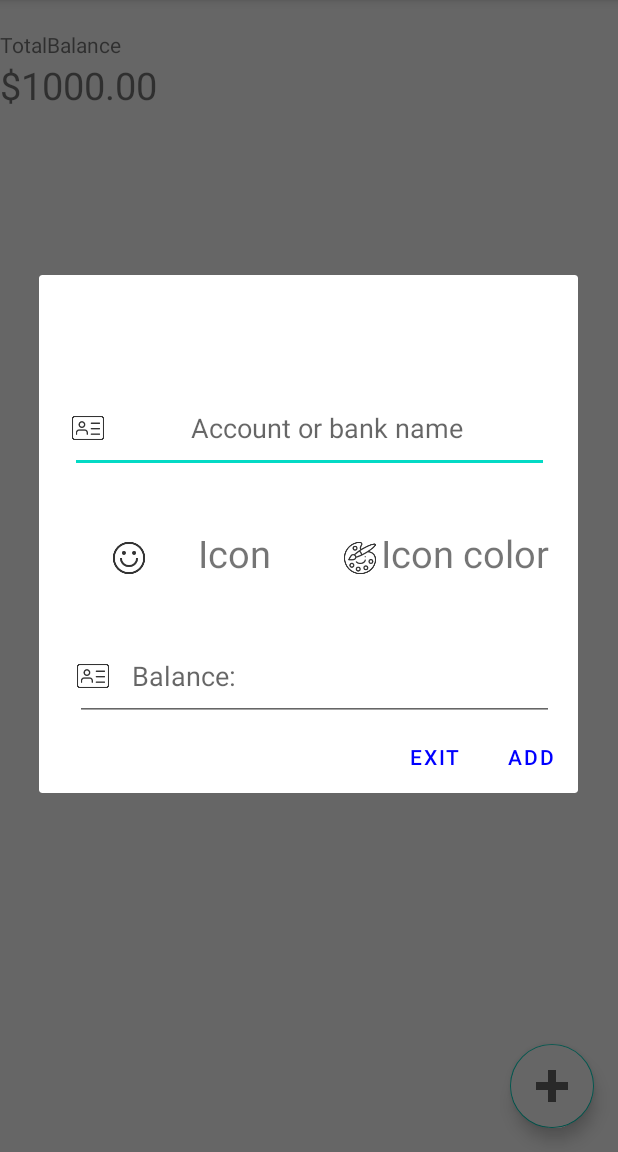
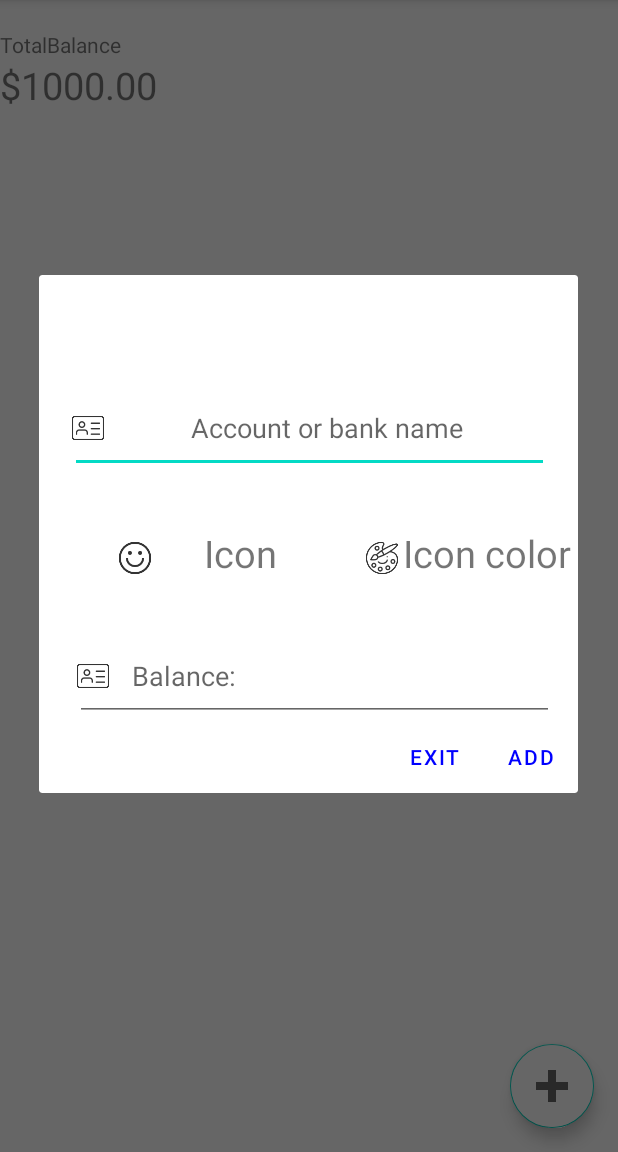
Before and after one commit to DenisSurina/SmartExpenses, an Android app: the AccountManagementActivity screen opened directly, with no data from a screen before it, after a tap on "Floating action button that opens severa", on a phone screen of 412 x 824 dp, the part 84-1236 px from its top. Run offline under Robolectric (Android 15) with nearby library versions, the phone set to English and light mode, and no system bars.

Commit message:
Alert Window for adding new accounts

```diff
--- a/app/src/main/java/faks/android/smartexpenses/contoller/AccountManagementActivity.kt
+++ b/app/src/main/java/faks/android/smartexpenses/contoller/AccountManagementActivity.kt
@@ -1,7 +1,12 @@
 package faks.android.smartexpenses.contoller
 
+import android.graphics.Color
 import android.os.Bundle
+import android.widget.ArrayAdapter
 import android.widget.EditText
+import android.widget.GridView
+import android.widget.ImageView
+import android.widget.TextView
 import android.widget.Toast
 import androidx.appcompat.app.AlertDialog
 import androidx.appcompat.app.AppCompatActivity
@@ -25,24 +30,76 @@ class AccountManagementActivity : AppCompatActivity() {
         val createAccountFloatingButton : FloatingActionButton = binding.accountManagementMainFloatingButton
 
         createAccountFloatingButton.setOnClickListener {
-            openAccountManagementWindow()
+            setupAccountManagementWindow()
         }
 
     }
 
 
-    private fun openAccountManagementWindow(){
+    private fun setupAccountManagementWindow(){
 
 
         val builder = AlertDialog.Builder(this)
         val customLayout = layoutInflater.inflate(R.layout.add_account_popup_window_layout , null)
 
+
+        val accountIconImageView = customLayout.findViewById<ImageView>(R.id.add_account_display_icon_image_view)
         val accountName = customLayout.findViewById<EditText>(R.id.add_account_name_edit_text)
+        val openAccountIconImageGrid = customLayout.findViewById<TextView>(R.id.add_account_icon_text_view)
+        val openAccountIconColorGrid = customLayout.findViewById<TextView>(R.id.add_account_icon_color_text_view)
+        val accountBalance = customLayout.findViewById<EditText>(R.id.add_account_balance_edit_text)
+
+
+
+        // open alert dialog that let's user select color for account icon image
+        val iconImageAdapter = CategoryIconImageAdapter(this,getIcons())
+        val iconImageGrid = createGrid(iconImageAdapter)
+        val iconImagePickerAlertDialog = AlertDialog.Builder(this)
+            .setView(iconImageGrid)
+            .setPositiveButton("Close", null)
+            .create()
+
+        iconImageGrid.setOnItemClickListener { _, _, position, _ ->
+            val selectedImageId = iconImageAdapter.getItem(position) ?: 0
+            accountIconImageView.setImageResource(selectedImageId)
+            iconImagePickerAlertDialog.dismiss() // Dismiss the dialog after selecting an image
+        }
+        openAccountIconImageGrid.setOnClickListener {
+            iconImagePickerAlertDialog.show()
+        }
+
+
+
+
+        // open alert dialog that let's user select color for account icon color
+        val colors = arrayOf(
+            Color.RED, Color.BLUE, Color.GREEN
+        )
+        val iconColorGrid = createGrid(CategoryIconImageAdapter(this, colors))
+
+        val iconColorPickerAlertDialog = AlertDialog.Builder(this)
+            .setView(iconColorGrid)
+            .setPositiveButton("Close", null)
+            .create()
+
+        iconColorGrid.setOnItemClickListener { _, _, position, _ ->
+            val selectedColor = colors[position]
+            // Handle the color selection
+            accountIconImageView.setBackgroundColor(selectedColor)
+            iconColorPickerAlertDialog.dismiss()
+        }
+        openAccountIconColorGrid.setOnClickListener {
+            iconColorPickerAlertDialog.show()
+        }
+
+
+
 
 
         builder.setView(customLayout)
             .setPositiveButton("Add") { _, _ ->
 
+                //CREATE ACCOUNT
 
             }
             .setNegativeButton("Exit") { _, _ -> }
@@ -52,4 +109,30 @@ class AccountManagementActivity : AppCompatActivity() {
 
     }
 
+
+    private fun createGrid(adapter: ArrayAdapter<Int>) : GridView{
+
+        val grid = GridView(this)
+        grid.numColumns = 5
+        grid.horizontalSpacing = 8
+        grid.verticalSpacing = 8
+        grid.setPadding(16, 16, 16, 16)
+        grid.adapter = adapter
+
+
+        return grid
+
+    }
+
+    private fun getIcons() : Array<Int>{
+
+        return arrayOf(
+            R.drawable.paint_pallete,
+            R.drawable.family,
+            R.drawable.cheers,
+            R.drawable.credit_card
+        )
+
+    }
+
 }
--- a/app/src/main/res/layout/add_account_popup_window_layout.xml
+++ b/app/src/main/res/layout/add_account_popup_window_layout.xml
@@ -48,13 +48,14 @@
         android:id="@+id/add_account_icon_color_text_view"
         android:layout_width="140dp"
         android:layout_height="41dp"
+        android:layout_marginStart="24dp"
         android:layout_marginTop="36dp"
         android:text="Icon color"
         android:textAlignment="center"
         android:textSize="25sp"
         app:drawableStartCompat="@drawable/paint_pallete"
         app:layout_constraintEnd_toEndOf="parent"
-        app:layout_constraintHorizontal_bias="0.457"
+        app:layout_constraintHorizontal_bias="0.181"
         app:layout_constraintStart_toEndOf="@+id/add_account_icon_text_view"
         app:layout_constraintTop_toBottomOf="@+id/add_account_name_edit_text" />
 
@@ -62,7 +63,7 @@
         android:id="@+id/add_account_icon_text_view"
         android:layout_width="140dp"
         android:layout_height="41dp"
-        android:layout_marginStart="48dp"
+        android:layout_marginStart="52dp"
         android:layout_marginTop="36dp"
         android:text="Icon"
         android:textAlignment="center"
```
